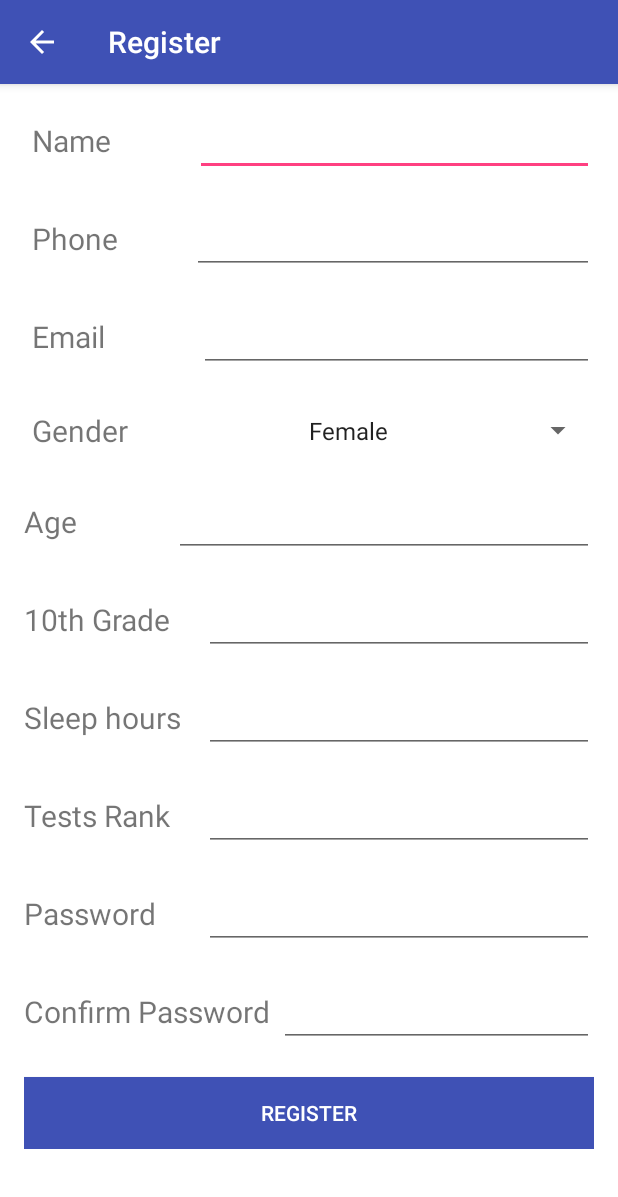
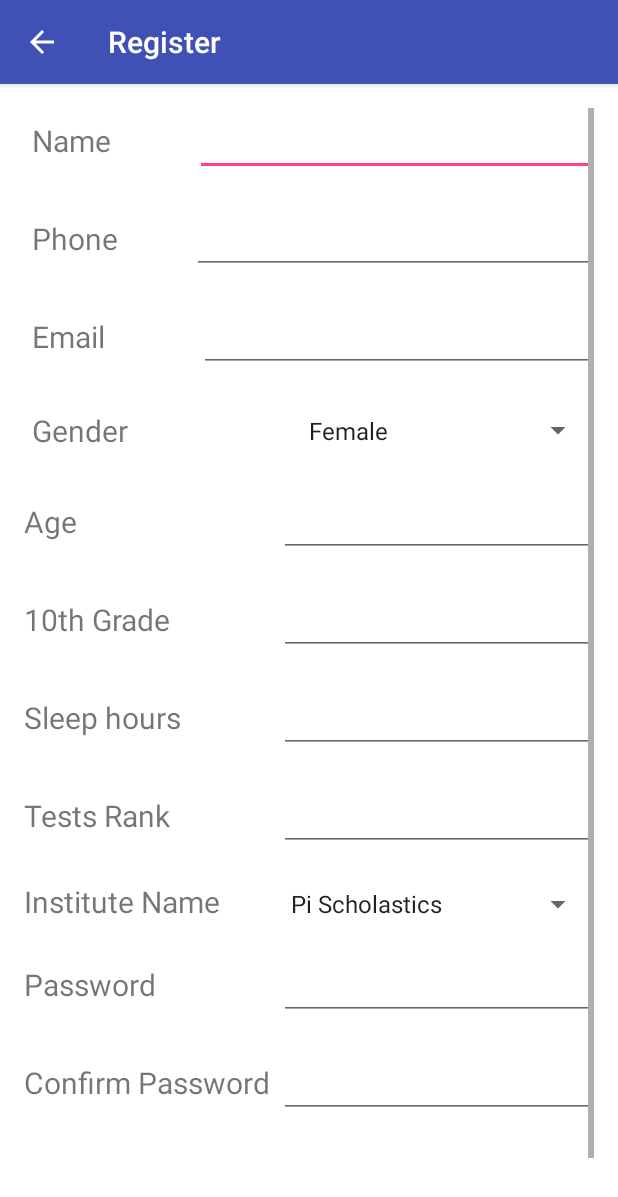
Before and after one commit to knkbga/IIT-Project, an Android app: the Register screen opened directly, with no data from a screen before it, on a phone screen of 412 x 824 dp. Shown: the top 1197 px of the screen. Run offline under Robolectric (Android 15) with nearby library versions, the phone set to English and light mode, and no system bars.

Commit message:
Institute name added.

```diff
--- a/app/src/main/java/authentication/Register.java
+++ b/app/src/main/java/authentication/Register.java
@@ -50,6 +50,7 @@ public class Register extends AppCompatActivity {
         setContentView(R.layout.activity_register);
 
         Button Login =(Button) findViewById(R.id.Register);
+        final Spinner institute = (Spinner) findViewById(R.id.InstituteField);
         final EditText testRank = (EditText) findViewById(R.id.TestRankField);
         final EditText sleepHour = (EditText) findViewById(R.id.Sleep_hourField);
         final EditText grade_10 = (EditText) findViewById(R.id.Grade_10Field);
@@ -71,7 +72,7 @@ public class Register extends AppCompatActivity {
                 * todo: Code to send post request to web server
                 * */
 
-                if(age.getText().toString().trim().equals("") || gender.getSelectedItem().toString().trim().equals("") || grade_10.getText().toString().trim().equals("") || sleepHour.getText().toString().trim().equals("") || testRank.getText().toString().trim().equals("") || name.getText().toString().trim().equals("") || email.getText().toString().trim().equals("") || password.getText().toString().trim().equals("") || phone.getText().toString().trim().equals("") || confirmPassword.getText().toString().trim().equals(""))
+                if(institute.getSelectedItem().toString().trim().equals("") || age.getText().toString().trim().equals("") || gender.getSelectedItem().toString().trim().equals("") || grade_10.getText().toString().trim().equals("") || sleepHour.getText().toString().trim().equals("") || testRank.getText().toString().trim().equals("") || name.getText().toString().trim().equals("") || email.getText().toString().trim().equals("") || password.getText().toString().trim().equals("") || phone.getText().toString().trim().equals("") || confirmPassword.getText().toString().trim().equals(""))
                 {
                     testing.setText("** All fields are required **");
                 }
@@ -102,6 +103,7 @@ public class Register extends AppCompatActivity {
                             postDataParams.put("grade_10", grade_10.getText().toString().trim());
                             postDataParams.put("sleep_hour", sleepHour.getText().toString().trim());
                             postDataParams.put("test_rank", testRank.getText().toString().trim());
+                            postDataParams.put("institute", institute.getSelectedItem().toString().trim());
                         } catch (JSONException e) {
                             e.printStackTrace();
                         }
--- a/app/src/main/res/layout/activity_register.xml
+++ b/app/src/main/res/layout/activity_register.xml
@@ -135,7 +135,7 @@
 
             <TextView
                 android:id="@+id/AgeLabel"
-                android:layout_width="100dp"
+                android:layout_width="170dp"
                 android:layout_height="wrap_content"
                 android:inputType="textMultiLine"
                 android:text="Age"
@@ -164,7 +164,7 @@
 
             <TextView
                 android:id="@+id/Grade_10Label"
-                android:layout_width="120dp"
+                android:layout_width="170dp"
                 android:layout_height="wrap_content"
                 android:inputType="textMultiLine"
                 android:text="10th Grade"
@@ -193,7 +193,7 @@
 
             <TextView
                 android:id="@+id/Sleep_hourLabel"
-                android:layout_width="120dp"
+                android:layout_width="170dp"
                 android:layout_height="wrap_content"
                 android:inputType="textMultiLine"
                 android:text="Sleep hours"
@@ -222,7 +222,7 @@
 
             <TextView
                 android:id="@+id/TestRankLabel"
-                android:layout_width="120dp"
+                android:layout_width="170dp"
                 android:layout_height="wrap_content"
                 android:inputType="textMultiLine"
                 android:text="Tests Rank"
@@ -250,8 +250,37 @@
             android:layout_marginTop="20dp">
 
             <TextView
+                android:id="@+id/InstituteLabel"
+                android:layout_width="170dp"
+                android:layout_height="wrap_content"
+                android:inputType="textMultiLine"
+                android:text="Institute Name"
+                android:textSize="20dp" />
+
+            <Spinner
+                android:id="@+id/InstituteField"
+                android:entries="@array/Institutes"
+                android:layout_width="wrap_content"
+                android:layout_height="wrap_content"
+                android:layout_weight="0.70"
+                android:ems="10"
+                android:inputType="textPassword" />
+
+        </LinearLayout>
+
+        <!-- Password -->
+        <LinearLayout
+            android:id="@+id/linearLayout10"
+            android:layout_width="match_parent"
+            android:layout_height="wrap_content"
+            android:layout_alignParentLeft="true"
+            android:layout_alignParentStart="true"
+            android:layout_below="@+id/linearLayout9"
+            android:layout_marginTop="20dp">
+
+            <TextView
                 android:id="@+id/PasswordLabel"
-                android:layout_width="120dp"
+                android:layout_width="170dp"
                 android:layout_height="wrap_content"
                 android:inputType="textMultiLine"
                 android:text="Password"
@@ -269,12 +298,12 @@
 
         <!-- Confirm Password -->
         <LinearLayout
-            android:id="@+id/linearLayout10"
+            android:id="@+id/linearLayout11"
             android:layout_width="match_parent"
             android:layout_height="wrap_content"
             android:layout_alignParentLeft="true"
             android:layout_alignParentStart="true"
-            android:layout_below="@+id/linearLayout9"
+            android:layout_below="@+id/linearLayout10"
             android:layout_marginTop="20dp">
 
             <TextView
@@ -300,10 +329,10 @@
             android:id="@+id/Register"
             android:layout_width="match_parent"
             android:layout_height="wrap_content"
-            android:layout_below="@+id/linearLayout10"
+            android:layout_below="@+id/linearLayout11"
             android:layout_alignParentLeft="true"
             android:layout_alignParentStart="true"
-            android:layout_marginTop="20dp"
+            android:layout_marginTop="70dp"
             android:background="@color/colorPrimary"
             android:text="Register"
             android:textColor="#fff" />
@@ -312,9 +341,9 @@
             android:id="@+id/testing"
             android:layout_width="wrap_content"
             android:layout_height="wrap_content"
-            android:layout_below="@+id/linearLayout5"
+            android:layout_below="@+id/linearLayout11"
             android:layout_centerHorizontal="true"
-            android:layout_marginTop="64dp"
+            android:layout_marginTop="20dp"
             android:text=""
             android:textColor="#ff0000"
             android:textSize="20dp" />
--- a/app/src/main/res/values/strings.xml
+++ b/app/src/main/res/values/strings.xml
@@ -50,4 +50,9 @@
         <item>Male</item>
     </string-array>
 
+    <string-array name="Institutes">
+        <item>Pi Scholastics</item>
+        <item>VMC</item>
+    </string-array>
+
 </resources>
```
